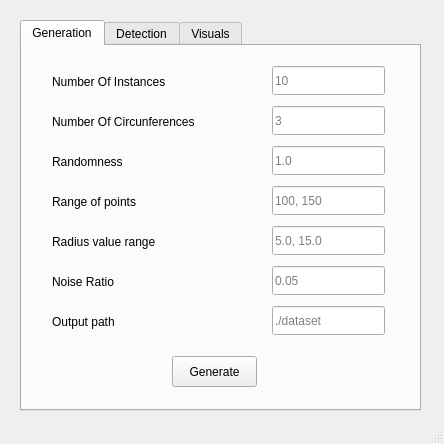
This is clustering_rings.ui in AntonioRodriguezRuiz/ring-detection as Qt 5 draws it before an edit. The edited form follows.
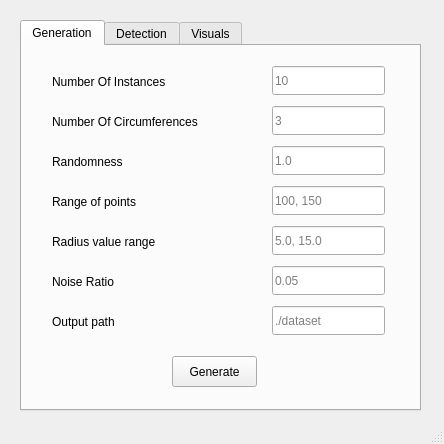
This is the edited form.

Diff of the .ui file:
```diff
--- a/clustering_rings.ui
+++ b/clustering_rings.ui
@@ -151,7 +151,7 @@
        </rect>
       </property>
       <property name="text">
-       <string>Number Of Circunferences</string>
+       <string>Number Of Circumferences</string>
       </property>
      </widget>
      <widget class="QLabel" name="label_3">
```
Left out of the diff: 8 changed lines with no effect on the pictures.
